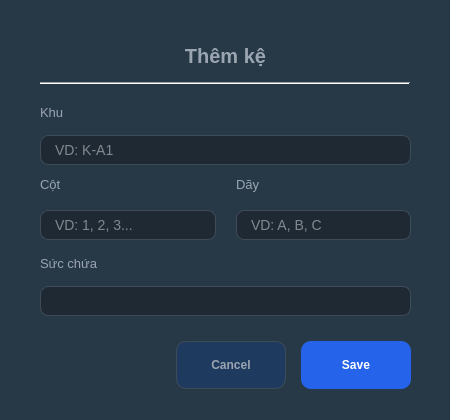
Before: the Qt Designer form Ui Qt/them_ke_dark.ui in Des1r3d/KiThuatLapTrinhNhom3, drawn with Qt 5.
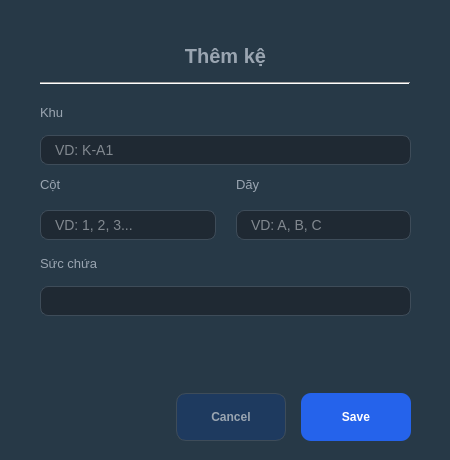
After: the same form once the commit is applied.

Commit message: sửa bug phát sinh của nút thêm kệ UI

What changed in the file:
```diff
--- a/Ui Qt/them_ke_dark.ui
+++ b/Ui Qt/them_ke_dark.ui
@@ -10,19 +10,19 @@
     <x>0</x>
     <y>0</y>
     <width>450</width>
-    <height>420</height>
+    <height>460</height>
    </rect>
   </property>
   <property name="minimumSize">
    <size>
     <width>450</width>
-    <height>420</height>
+    <height>460</height>
    </size>
   </property>
   <property name="maximumSize">
    <size>
     <width>450</width>
-    <height>420</height>
+    <height>460</height>
    </size>
   </property>
   <property name="windowTitle">
@@ -78,13 +78,13 @@
     <enum>Qt::Horizontal</enum>
    </property>
   </widget>
-  <widget class="QWidget" name="layoutWidget">
+  <widget class="QWidget" name="layoutWidget_buttons">
    <property name="geometry">
     <rect>
      <x>40</x>
-     <y>335</y>
+     <y>390</y>
      <width>371</width>
-     <height>61</height>
+     <height>55</height>
     </rect>
    </property>
    <layout class="QHBoxLayout" name="layout_actions">
```
The commit also changes 1 other file.
